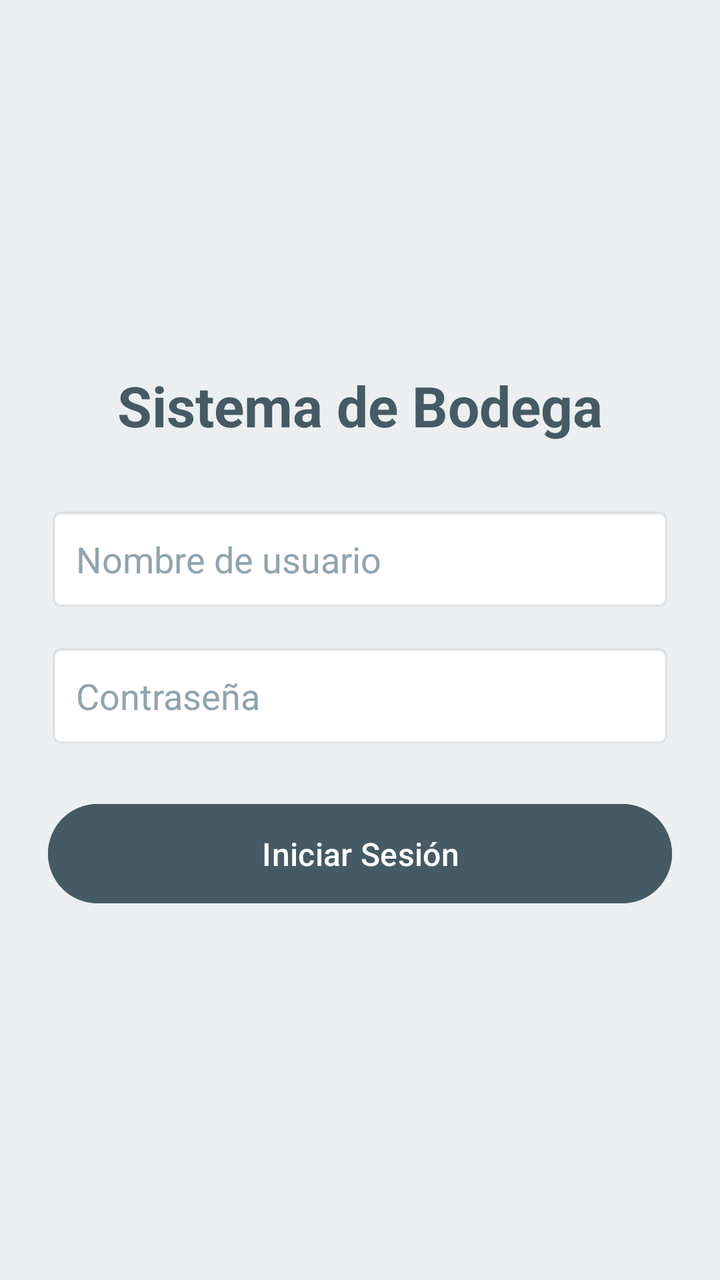
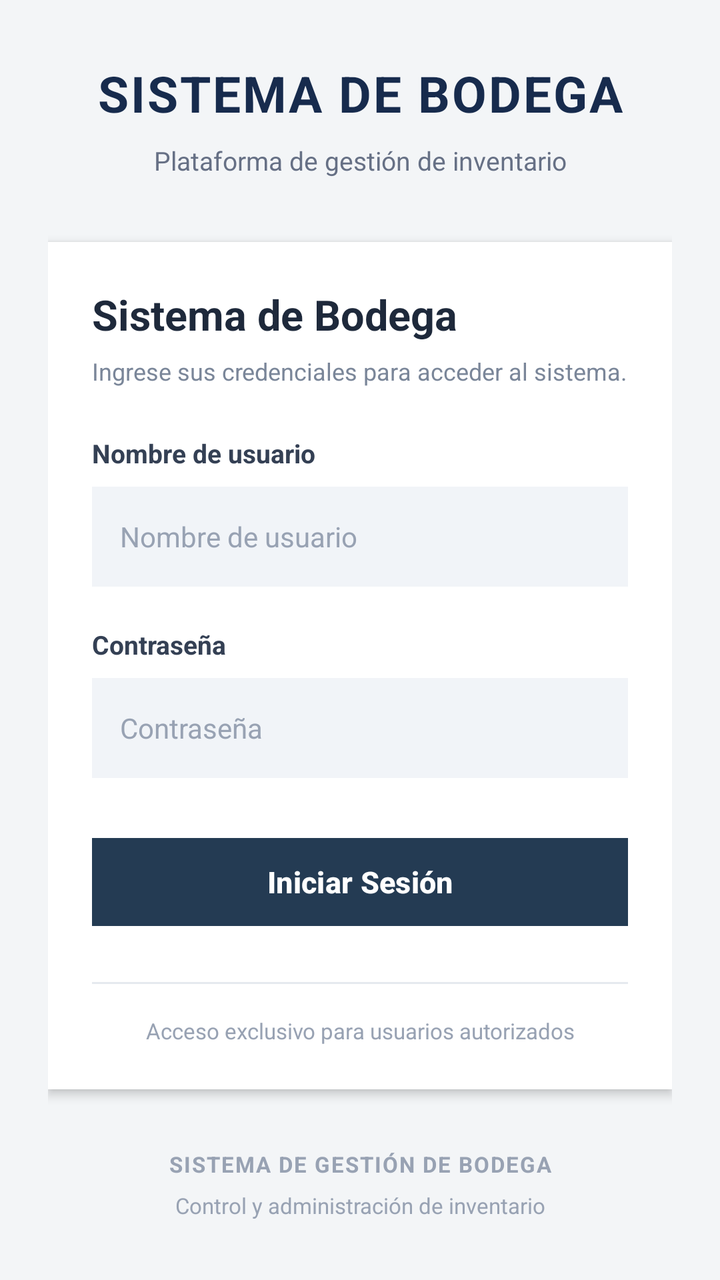

Before-and-after screenshots of an Android layout around one commit, followed by the original layout XML and the change that was made.
<!-- AndroidManifest.xml: application theme Theme.SistemaDeBodega -->
<!-- res/layout/activity_login.xml -->
<?xml version="1.0" encoding="utf-8"?>
<LinearLayout xmlns:android="http://schemas.android.com/apk/res/android"
    android:layout_width="match_parent"
    android:layout_height="match_parent"
    android:background="@color/background"
    android:gravity="center"
    android:orientation="vertical"
    android:padding="24dp">

    <TextView
        android:layout_width="wrap_content"
        android:layout_height="wrap_content"
        android:layout_marginBottom="32dp"
        android:text="@string/login_titulo"
        android:textColor="@color/primary"
        android:textSize="28sp"
        android:textStyle="bold" />

    <EditText
        android:id="@+id/etUser"
        android:layout_width="match_parent"
        android:layout_height="wrap_content"
        android:layout_marginBottom="16dp"
        android:background="@android:drawable/editbox_background_normal"
        android:hint="@string/hint_username"
        android:inputType="textEmailAddress"
        android:padding="14dp"
        android:textColor="@color/black"
        android:textColorHint="@color/gray" />

    <EditText
        android:id="@+id/etPass"
        android:layout_width="match_parent"
        android:layout_height="wrap_content"
        android:layout_marginBottom="24dp"
        android:background="@android:drawable/editbox_background_normal"
        android:hint="@string/hint_password"
        android:inputType="textPassword"
        android:padding="14dp"
        android:textColor="@color/black"
        android:textColorHint="@color/gray" />

    <Button
        android:id="@+id/btnLogin"
        android:layout_width="match_parent"
        android:layout_height="wrap_content"
        android:backgroundTint="@color/primary"
        android:padding="14dp"
        android:text="@string/btn_ingresar"
        android:textColor="@color/white"
        android:textSize="16sp" />

</LinearLayout>
<!-- resources referenced by this layout -->
<resources>
  <color name="background">#ECEFF1</color>
  <color name="black">#FF222222</color>
  <color name="gray">#90A4AE</color>
  <color name="primary">#455A64</color>
  <color name="white">#FFFFFFFF</color>
  <string name="btn_ingresar">Iniciar Sesión</string>
  <string name="hint_password">Contraseña</string>
  <string name="hint_username">Nombre de usuario</string>
  <string name="login_titulo">Sistema de Bodega</string>
  <style name="Theme.SistemaDeBodega" parent="Base.Theme.SistemaDeBodega" />
  <style name="Base.Theme.SistemaDeBodega" parent="Theme.Material3.DayNight.NoActionBar">
          
          
      </style>
</resources>

<!-- the commit's change to res/layout/activity_login.xml (unified diff, before → after) -->
@@ -1,53 +1,177 @@
 <?xml version="1.0" encoding="utf-8"?>
-<LinearLayout xmlns:android="http://schemas.android.com/apk/res/android"
+<ScrollView
+    xmlns:android="http://schemas.android.com/apk/res/android"
     android:layout_width="match_parent"
     android:layout_height="match_parent"
-    android:background="@color/background"
-    android:gravity="center"
-    android:orientation="vertical"
-    android:padding="24dp">
+    android:background="#F3F5F7"
+    android:fillViewport="true">
 
-    <TextView
-        android:layout_width="wrap_content"
-        android:layout_height="wrap_content"
-        android:layout_marginBottom="32dp"
-        android:text="@string/login_titulo"
-        android:textColor="@color/primary"
-        android:textSize="28sp"
-        android:textStyle="bold" />
+    <LinearLayout
+        android:layout_width="match_parent"
+        android:layout_height="match_parent"
+        android:orientation="vertical"
+        android:gravity="center"
+        android:padding="24dp">
 
-    <EditText
-        android:id="@+id/etUser"
-        android:layout_width="match_parent"
-        android:layout_height="wrap_content"
-        android:layout_marginBottom="16dp"
-        android:background="@android:drawable/editbox_background_normal"
-        android:hint="@string/hint_username"
-        android:inputType="textEmailAddress"
-        android:padding="14dp"
-        android:textColor="@color/black"
-        android:textColorHint="@color/gray" />
+        
+        <LinearLayout
+            android:layout_width="match_parent"
+            android:layout_height="wrap_content"
+            android:orientation="vertical"
+            android:gravity="center"
+            android:layout_marginBottom="32dp">
 
-    <EditText
-        android:id="@+id/etPass"
-        android:layout_width="match_parent"
-        android:layout_height="wrap_content"
-        android:layout_marginBottom="24dp"
-        android:background="@android:drawable/editbox_background_normal"
-        android:hint="@string/hint_password"
-        android:inputType="textPassword"
-        android:padding="14dp"
-        android:textColor="@color/black"
-        android:textColorHint="@color/gray" />
+            <TextView
+                android:layout_width="match_parent"
+                android:layout_height="wrap_content"
+                android:text="SISTEMA DE BODEGA"
+                android:textColor="#172B4D"
+                android:textSize="25sp"
+                android:textStyle="bold"
+                android:gravity="center"
+                android:letterSpacing="0.04" />
 
-    <Button
-        android:id="@+id/btnLogin"
-        android:layout_width="match_parent"
-        android:layout_height="wrap_content"
-        android:backgroundTint="@color/primary"
-        android:padding="14dp"
-        android:text="@string/btn_ingresar"
-        android:textColor="@color/white"
-        android:textSize="16sp" />
+            <TextView
+                android:layout_width="match_parent"
+                android:layout_height="wrap_content"
+                android:layout_marginTop="8dp"
+                android:text="Plataforma de gestión de inventario"
+                android:textColor="#667085"
+                android:textSize="13sp"
+                android:gravity="center" />
 
-</LinearLayout>
+        </LinearLayout>
+
+        
+        <LinearLayout
+            android:layout_width="match_parent"
+            android:layout_height="wrap_content"
+            android:orientation="vertical"
+            android:background="#FFFFFF"
+            android:padding="22dp"
+            android:elevation="3dp">
+
+            
+            <TextView
+                android:layout_width="match_parent"
+                android:layout_height="wrap_content"
+                android:text="@string/login_titulo"
+                android:textColor="#1E293B"
+                android:textSize="21sp"
+                android:textStyle="bold" />
+
+            <TextView
+                android:layout_width="match_parent"
+                android:layout_height="wrap_content"
+                android:layout_marginTop="6dp"
+                android:layout_marginBottom="24dp"
+                android:text="Ingrese sus credenciales para acceder al sistema."
+                android:textColor="#7A8699"
+                android:textSize="12sp" />
+
+            
+            <TextView
+                android:layout_width="match_parent"
+                android:layout_height="wrap_content"
+                android:text="Nombre de usuario"
+                android:textColor="#344054"
+                android:textSize="13sp"
+                android:textStyle="bold"
+                android:layout_marginBottom="8dp" />
+
+            <EditText
+                android:id="@+id/etUser"
+                android:layout_width="match_parent"
+                android:layout_height="50dp"
+                android:background="#F1F4F8"
+                android:hint="@string/hint_username"
+                android:inputType="text"
+                android:singleLine="true"
+                android:paddingStart="14dp"
+                android:paddingEnd="14dp"
+                android:textColor="#1E293B"
+                android:textColorHint="#98A2B3"
+                android:textSize="14sp"
+                android:layout_marginBottom="20dp" />
+
+            
+            <TextView
+                android:layout_width="match_parent"
+                android:layout_height="wrap_content"
+                android:text="Contraseña"
+                android:textColor="#344054"
+                android:textSize="13sp"
+                android:textStyle="bold"
+                android:layout_marginBottom="8dp" />
+
+            <EditText
+                android:id="@+id/etPass"
+                android:layout_width="match_parent"
+                android:layout_height="50dp"
+                android:background="#F1F4F8"
+                android:hint="@string/hint_password"
+                android:inputType="textPassword"
+                android:singleLine="true"
+                android:paddingStart="14dp"
+                android:paddingEnd="14dp"
+                android:textColor="#1E293B"
+                android:textColorHint="#98A2B3"
+                android:textSize="14sp"
+                android:layout_marginBottom="26dp" />
+
+            
+            <Button
+                android:id="@+id/btnLogin"
+                android:layout_width="match_parent"
+                android:layout_height="52dp"
+                android:backgroundTint="#243B53"
+                android:text="@string/btn_ingresar"
+                android:textAllCaps="false"
+                android:textColor="#FFFFFF"
+                android:textSize="15sp"
+                android:textStyle="bold"
+                android:elevation="0dp" />
+
+            
+            <View
+                android:layout_width="match_parent"
+                android:layout_height="1dp"
+                android:background="#E5E9EF"
+                android:layout_marginTop="24dp"
+                android:layout_marginBottom="16dp" />
+
+            
+            <TextView
+                android:layout_width="match_parent"
+                android:layout_height="wrap_content"
+                android:text="Acceso exclusivo para usuarios autorizados"
+                android:textColor="#98A2B3"
+                android:textSize="11sp"
+                android:gravity="center" />
+
+        </LinearLayout>
+
+        
+        <TextView
+            android:layout_width="match_parent"
+            android:layout_height="wrap_content"
+            android:layout_marginTop="30dp"
+            android:text="SISTEMA DE GESTIÓN DE BODEGA"
+            android:textColor="#98A2B3"
+            android:textSize="11sp"
+            android:textStyle="bold"
+            android:letterSpacing="0.06"
+            android:gravity="center" />
+
+        <TextView
+            android:layout_width="match_parent"
+            android:layout_height="wrap_content"
+            android:layout_marginTop="6dp"
+            android:text="Control y administración de inventario"
+            android:textColor="#98A2B3"
+            android:textSize="11sp"
+            android:gravity="center" />
+
+    </LinearLayout>
+
+</ScrollView>
<!-- resource entries referenced after the edit -->
@@ -1,18 +1,20 @@
 <!-- resources referenced by this layout -->
 <resources>
-  <color name="background">#ECEFF1</color>
-  <color name="black">#FF222222</color>
-  <color name="gray">#90A4AE</color>
-  <color name="primary">#455A64</color>
-  <color name="white">#FFFFFFFF</color>
   <string name="btn_ingresar">Iniciar Sesión</string>
   <string name="hint_password">Contraseña</string>
   <string name="hint_username">Nombre de usuario</string>
   <string name="login_titulo">Sistema de Bodega</string>
   <style name="Theme.SistemaDeBodega" parent="Base.Theme.SistemaDeBodega" />
   <style name="Base.Theme.SistemaDeBodega" parent="Theme.Material3.DayNight.NoActionBar">
+  
           
-          
+          <item name="materialButtonStyle">@style/BotonCuadrado</item>
+  
+      </style>
+  <style name="BotonCuadrado" parent="Widget.Material3.Button">
+  
+          <item name="cornerRadius">0dp</item>
+  
       </style>
 </resources>
 
